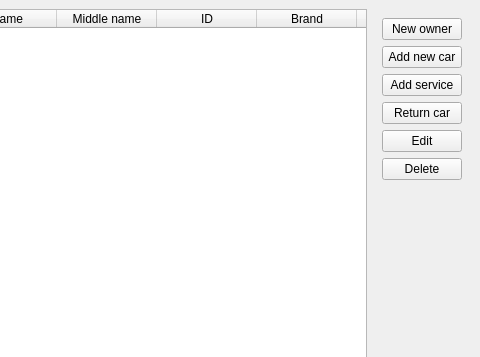
Above: mainwindow.ui from LorenceUfa/autoservice before the change; both pictures show x 253 to 733 and y 0 to 357 of the 733 by 459 pixel window. Below: the same form after it.
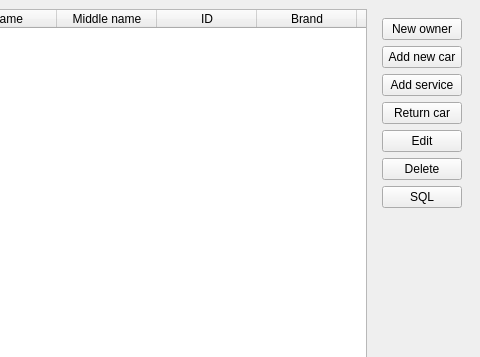
That is the form after the change.

Commit message: Add button to open SQL form

Diff of the .ui file:
```diff
--- a/mainwindow.ui
+++ b/mainwindow.ui
@@ -124,6 +124,13 @@
          </property>
         </widget>
        </item>
+       <item>
+        <widget class="QPushButton" name="button_sql">
+         <property name="text">
+          <string>SQL</string>
+         </property>
+        </widget>
+       </item>
        <item>
         <spacer name="verticalSpacer">
          <property name="orientation">
```
Left out of the diff: 2 changed lines with no effect on the pictures. The commit also changes 3 other files.
